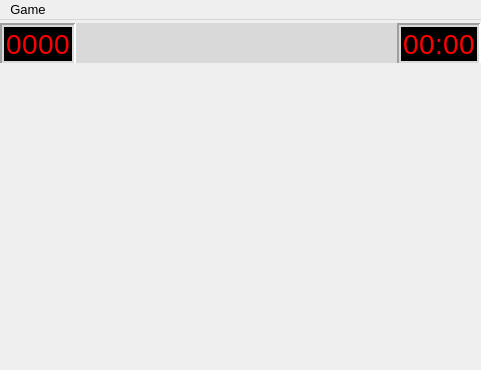
Above: mainwindow.ui from q-g-j/qminesweeper before the change. Below: the same form after it.
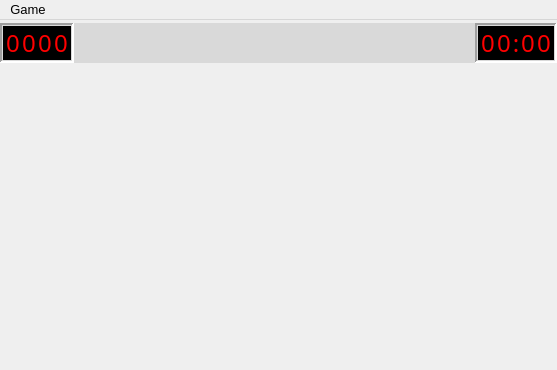
That is the form after the change. Icons and pictures are not drawn.

Commit message: changed the font for the info bar's numbers

Patch:
```diff
--- a/mainwindow.ui
+++ b/mainwindow.ui
@@ -6,7 +6,7 @@
    <rect>
     <x>0</x>
     <y>0</y>
-    <width>481</width>
+    <width>557</width>
     <height>370</height>
    </rect>
   </property>
@@ -94,17 +94,17 @@
     margin-left: -2;
   	margin-right: -2;
 	font-style: normal;
-	font-size: 28px;
-	font-family: &quot;Digital-7&quot;;
+	font-size: 24px;
+	font-family: &quot;Cursed Timer ULiL&quot;;
 	color: red;
 	background-color: black;
 }
 
 QFrame {
-	padding-left: 3;
-	padding-right: 3;
-	padding-top: 3;
-	padding-bottom: 3;
+	padding-left: 2;
+	padding-right: 2;
+	padding-top: 2;
+	padding-bottom: 2;
 }
 </string>
       </property>
@@ -137,13 +137,13 @@
          </property>
          <property name="minimumSize">
           <size>
-           <width>78</width>
+           <width>76</width>
            <height>38</height>
           </size>
          </property>
          <property name="maximumSize">
           <size>
-           <width>78</width>
+           <width>76</width>
            <height>38</height>
           </size>
          </property>
@@ -222,9 +222,21 @@
                  <height>16777215</height>
                 </size>
                </property>
+               <property name="font">
+                <font>
+                 <family>Cursed Timer ULiL</family>
+                 <pointsize>-1</pointsize>
+                 <italic>false</italic>
+                 <stylestrategy>PreferAntialias</stylestrategy>
+                 <kerning>true</kerning>
+                </font>
+               </property>
                <property name="text">
                 <string/>
                </property>
+               <property name="indent">
+                <number>0</number>
+               </property>
               </widget>
              </item>
              <item>
@@ -249,8 +261,11 @@
                </property>
                <property name="font">
                 <font>
+                 <family>Cursed Timer ULiL</family>
                  <pointsize>-1</pointsize>
                  <italic>false</italic>
+                 <stylestrategy>PreferAntialias</stylestrategy>
+                 <kerning>true</kerning>
                 </font>
                </property>
                <property name="text">
@@ -259,6 +274,9 @@
                <property name="alignment">
                 <set>Qt::AlignCenter</set>
                </property>
+               <property name="indent">
+                <number>0</number>
+               </property>
               </widget>
              </item>
              <item>
@@ -283,8 +301,11 @@
                </property>
                <property name="font">
                 <font>
+                 <family>Cursed Timer ULiL</family>
                  <pointsize>-1</pointsize>
                  <italic>false</italic>
+                 <stylestrategy>PreferAntialias</stylestrategy>
+                 <kerning>true</kerning>
                 </font>
                </property>
                <property name="text">
@@ -293,6 +314,9 @@
                <property name="alignment">
                 <set>Qt::AlignCenter</set>
                </property>
+               <property name="indent">
+                <number>0</number>
+               </property>
               </widget>
              </item>
              <item>
@@ -317,8 +341,11 @@
                </property>
                <property name="font">
                 <font>
+                 <family>Cursed Timer ULiL</family>
                  <pointsize>-1</pointsize>
                  <italic>false</italic>
+                 <stylestrategy>PreferAntialias</stylestrategy>
+                 <kerning>true</kerning>
                 </font>
                </property>
                <property name="text">
@@ -327,6 +354,9 @@
                <property name="alignment">
                 <set>Qt::AlignCenter</set>
                </property>
+               <property name="indent">
+                <number>0</number>
+               </property>
               </widget>
              </item>
              <item>
@@ -351,8 +381,11 @@
                </property>
                <property name="font">
                 <font>
+                 <family>Cursed Timer ULiL</family>
                  <pointsize>-1</pointsize>
                  <italic>false</italic>
+                 <stylestrategy>PreferAntialias</stylestrategy>
+                 <kerning>true</kerning>
                 </font>
                </property>
                <property name="layoutDirection">
@@ -364,6 +397,9 @@
                <property name="alignment">
                 <set>Qt::AlignCenter</set>
                </property>
+               <property name="indent">
+                <number>0</number>
+               </property>
               </widget>
              </item>
              <item>
@@ -386,9 +422,21 @@
                  <height>16777215</height>
                 </size>
                </property>
+               <property name="font">
+                <font>
+                 <family>Cursed Timer ULiL</family>
+                 <pointsize>-1</pointsize>
+                 <italic>false</italic>
+                 <stylestrategy>PreferAntialias</stylestrategy>
+                 <kerning>true</kerning>
+                </font>
+               </property>
                <property name="text">
                 <string/>
                </property>
+               <property name="indent">
+                <number>0</number>
+               </property>
               </widget>
              </item>
             </layout>
@@ -490,13 +538,13 @@
          </property>
          <property name="minimumSize">
           <size>
-           <width>86</width>
+           <width>84</width>
            <height>38</height>
           </size>
          </property>
          <property name="maximumSize">
           <size>
-           <width>86</width>
+           <width>84</width>
            <height>38</height>
           </size>
          </property>
@@ -569,9 +617,21 @@
                  <height>16777215</height>
                 </size>
                </property>
+               <property name="font">
+                <font>
+                 <family>Cursed Timer ULiL</family>
+                 <pointsize>-1</pointsize>
+                 <italic>false</italic>
+                 <stylestrategy>PreferAntialias</stylestrategy>
+                 <kerning>true</kerning>
+                </font>
+               </property>
                <property name="text">
                 <string/>
                </property>
+               <property name="indent">
+                <number>0</number>
+               </property>
               </widget>
              </item>
              <item>
@@ -596,8 +656,11 @@
                </property>
                <property name="font">
                 <font>
+                 <family>Cursed Timer ULiL</family>
                  <pointsize>-1</pointsize>
                  <italic>false</italic>
+                 <stylestrategy>PreferAntialias</stylestrategy>
+                 <kerning>true</kerning>
                 </font>
                </property>
                <property name="text">
@@ -609,6 +672,9 @@
                <property name="alignment">
                 <set>Qt::AlignCenter</set>
                </property>
+               <property name="indent">
+                <number>0</number>
+               </property>
               </widget>
              </item>
              <item>
@@ -633,8 +699,11 @@
                </property>
                <property name="font">
                 <font>
+                 <family>Cursed Timer ULiL</family>
                  <pointsize>-1</pointsize>
                  <italic>false</italic>
+                 <stylestrategy>PreferAntialias</stylestrategy>
+                 <kerning>true</kerning>
                 </font>
                </property>
                <property name="text">
@@ -646,6 +715,9 @@
                <property name="alignment">
                 <set>Qt::AlignCenter</set>
                </property>
+               <property name="indent">
+                <number>0</number>
+               </property>
               </widget>
              </item>
              <item>
@@ -670,8 +742,11 @@
                </property>
                <property name="font">
                 <font>
+                 <family>Cursed Timer ULiL</family>
                  <pointsize>-1</pointsize>
                  <italic>false</italic>
+                 <stylestrategy>PreferAntialias</stylestrategy>
+                 <kerning>true</kerning>
                 </font>
                </property>
                <property name="text">
@@ -680,6 +755,9 @@
                <property name="alignment">
                 <set>Qt::AlignCenter</set>
                </property>
+               <property name="indent">
+                <number>0</number>
+               </property>
               </widget>
              </item>
              <item>
@@ -704,8 +782,11 @@
                </property>
                <property name="font">
                 <font>
+                 <family>Cursed Timer ULiL</family>
                  <pointsize>-1</pointsize>
                  <italic>false</italic>
+                 <stylestrategy>PreferAntialias</stylestrategy>
+                 <kerning>true</kerning>
                 </font>
                </property>
                <property name="text">
@@ -717,6 +798,9 @@
                <property name="alignment">
                 <set>Qt::AlignCenter</set>
                </property>
+               <property name="indent">
+                <number>0</number>
+               </property>
               </widget>
              </item>
              <item>
@@ -741,8 +825,11 @@
                </property>
                <property name="font">
                 <font>
+                 <family>Cursed Timer ULiL</family>
                  <pointsize>-1</pointsize>
                  <italic>false</italic>
+                 <stylestrategy>PreferAntialias</stylestrategy>
+                 <kerning>true</kerning>
                 </font>
                </property>
                <property name="layoutDirection">
@@ -757,6 +844,9 @@
                <property name="alignment">
                 <set>Qt::AlignCenter</set>
                </property>
+               <property name="indent">
+                <number>0</number>
+               </property>
               </widget>
              </item>
              <item>
@@ -779,9 +869,21 @@
                  <height>16777215</height>
                 </size>
                </property>
+               <property name="font">
+                <font>
+                 <family>Cursed Timer ULiL</family>
+                 <pointsize>-1</pointsize>
+                 <italic>false</italic>
+                 <stylestrategy>PreferAntialias</stylestrategy>
+                 <kerning>true</kerning>
+                </font>
+               </property>
                <property name="text">
                 <string/>
                </property>
+               <property name="indent">
+                <number>0</number>
+               </property>
               </widget>
              </item>
             </layout>
@@ -819,8 +921,8 @@
     <rect>
      <x>0</x>
      <y>0</y>
-     <width>481</width>
-     <height>24</height>
+     <width>557</width>
+     <height>30</height>
     </rect>
    </property>
    <property name="font">
```
The commit also changes 10 other files.
